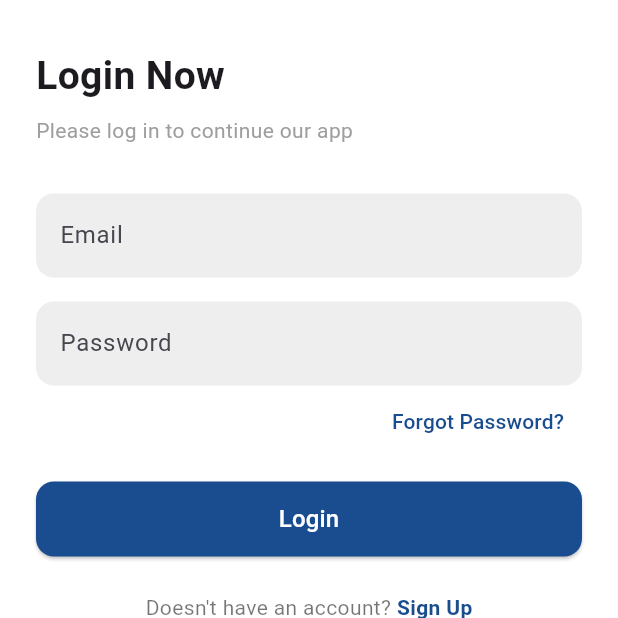
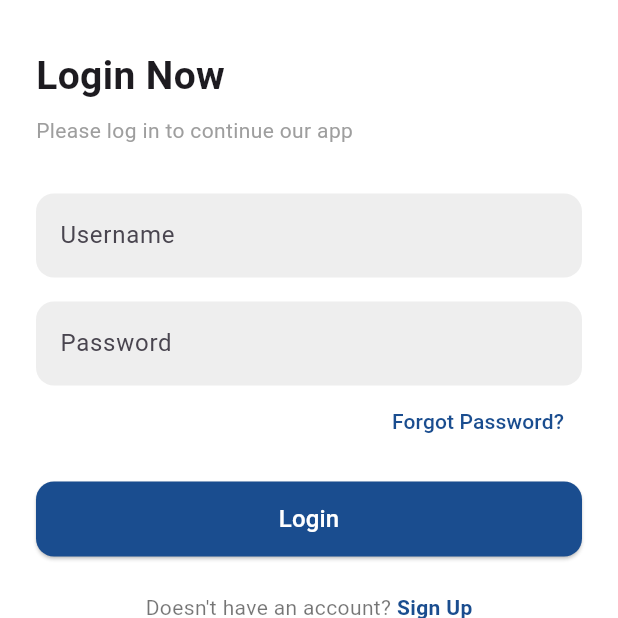
Before and after one commit to Ndyawidd/FLUTTER-TRAVEL-APP, a Flutter app: the screen it shows after launch, on a phone screen of 412 x 824 dp, the top half of it. Run offline on Flutter 3.47's test engine with Material 3 defaults, Android fonts, the phone set to English and light mode, and no system bars.

Commit message:
add admin and user folder

```diff
--- a/travel_app/lib/main.dart
+++ b/travel_app/lib/main.dart
@@ -3,10 +3,13 @@ import 'routes/app_routes.dart';
 import 'presentation/pages/splash/splash.dart';
 import 'presentation/pages/auth/login_page.dart';
 import 'presentation/pages/auth/register_page.dart';
-import 'presentation/pages/home/home.dart';
+import 'presentation/pages/user/home/home.dart';
 // import 'presentation/pages/booking/booking.dart';
 // import 'presentation/pages/wishlist/wishlist.dart';
 // import 'presentation/pages/feedback/feedback.dart';
+import 'presentation/pages/admin/order/order.dart';
+import 'presentation/pages/admin/review/review.dart';
+import 'presentation/pages/admin/ticket/ticket.dart';
 
 void main() {
   runApp(const MyApp());
@@ -25,10 +28,18 @@ class MyApp extends StatelessWidget {
         AppRoutes.splash: (_) => const SplashPage(),
         AppRoutes.login: (_) => const LoginPage(),
         AppRoutes.register: (_) => const RegisterPage(),
-        AppRoutes.home: (_) => const HomePage(),
-        // AppRoutes.booking: (_) => const BookingPage(),
-        // AppRoutes.wishlist: (_) => const WishlistPage(),
-        // AppRoutes.feedback: (_) => const FeedbackPage(),
+
+        // User pages
+        // AppRoutes.home: (context) => const HomePage(),
+        // AppRoutes.booking: (context) => const BookingPage(),
+        // AppRoutes.wishlist: (context) => const WishlistPage(),
+        // AppRoutes.feedback: (context) => const FeedbackPage(),
+        // AppRoutes.profile: (context) => const ProfilePage(),
+
+        // Admin pages
+        AppRoutes.adminTicket: (context) => const TicketPage(),
+        // AppRoutes.adminOrder: (context) => const OrderPage(),
+        // AppRoutes.adminReview: (context) => const ReviewPage(),
       },
     );
   }
--- a/travel_app/lib/presentation/pages/auth/login_page.dart
+++ b/travel_app/lib/presentation/pages/auth/login_page.dart
@@ -1,11 +1,13 @@
 import 'package:flutter/material.dart';
+import 'package:travel_app/routes/app_routes.dart'; // ganti sesuai path kamu
+
 
 class LoginPage extends StatelessWidget {
   const LoginPage({super.key});
 
   @override
   Widget build(BuildContext context) {
-    final TextEditingController emailController = TextEditingController();
+    final TextEditingController usernameController = TextEditingController();
     final TextEditingController passwordController = TextEditingController();
 
     return Scaffold(
@@ -35,9 +37,9 @@ class LoginPage extends StatelessWidget {
 
               // Email
               TextField(
-                controller: emailController,
+                controller: usernameController,
                 decoration: InputDecoration(
-                  hintText: "Email",
+                  hintText: "Username",
                   filled: true,
                   fillColor: Colors.grey.shade200,
                   border: OutlineInputBorder(
@@ -92,6 +94,14 @@ class LoginPage extends StatelessWidget {
                   ),
                   onPressed: () {
                     // TODO: Login logic
+                    final username =
+                        usernameController.text.trim().toLowerCase(); //
+                    if (username == 'admin') {
+                      Navigator.pushReplacementNamed(
+                          context, AppRoutes.adminTicket);
+                    } else {
+                      Navigator.pushReplacementNamed(context, AppRoutes.home);
+                    }
                   },
                   child: const Text(
                     "Login",
--- a/travel_app/lib/routes/app_routes.dart
+++ b/travel_app/lib/routes/app_routes.dart
@@ -1,9 +1,18 @@
 class AppRoutes {
+  // Auth
   static const splash = '/';
   static const login = '/login';
   static const register = '/register';
-  static const home = '/home';
-  static const booking = '/booking';
-  static const wishlist = '/wishlist';
-  static const feedback = '/feedback';
+
+  // User
+  static const home = 'user/home';
+  static const booking = 'user/booking';
+  static const wishlist = 'user/wishlist';
+  static const feedback = 'user/feedback';
+  static const profile = 'user/profile';
+
+  // Admin
+  static const adminTicket = '/admin/ticket';
+  static const adminOrder = '/admin/order';
+  static const adminReview = '/admin/review';
 }
--- a/travel_app/pubspec.yaml
+++ b/travel_app/pubspec.yaml
@@ -2,7 +2,7 @@ name: travel_app
 description: "A new Flutter project."
 # The following line prevents the package from being accidentally published to
 # pub.dev using `flutter pub publish`. This is preferred for private packages.
-publish_to: 'none' # Remove this line if you wish to publish to pub.dev
+publish_to: "none" # Remove this line if you wish to publish to pub.dev
 
 # The following defines the version and build number for your application.
 # A version number is three numbers separated by dots, like 1.2.43
@@ -51,11 +51,13 @@ dev_dependencies:
 
 # The following section is specific to Flutter packages.
 flutter:
-
   # The following line ensures that the Material Icons font is
   # included with your application, so that you can use the icons in
   # the material Icons class.
   uses-material-design: true
+
+  assets:
+    - assets/images/
 
   # To add assets to your application, add an assets section, like this:
   # assets:
```
Also changed, not shown: travel_app/lib/presentation/pages/admin/ticket/ticket.dart (added, +158 -0 lines), travel_app/lib/presentation/pages/home/home.dart (deleted, +0 -21 lines), travel_app/lib/presentation/pages/admin/order/order.dart (added), travel_app/lib/presentation/pages/admin/review/review.dart (added), travel_app/lib/presentation/pages/splash/splash.dart (line endings or trailing spaces), travel_app/lib/presentation/pages/user/booking/booking.dart (added), travel_app/lib/presentation/pages/user/feedback/feedback.dart (added), travel_app/lib/presentation/pages/user/home/home.dart (added), travel_app/lib/presentation/pages/user/wishlist/wishlist.dart (added).
